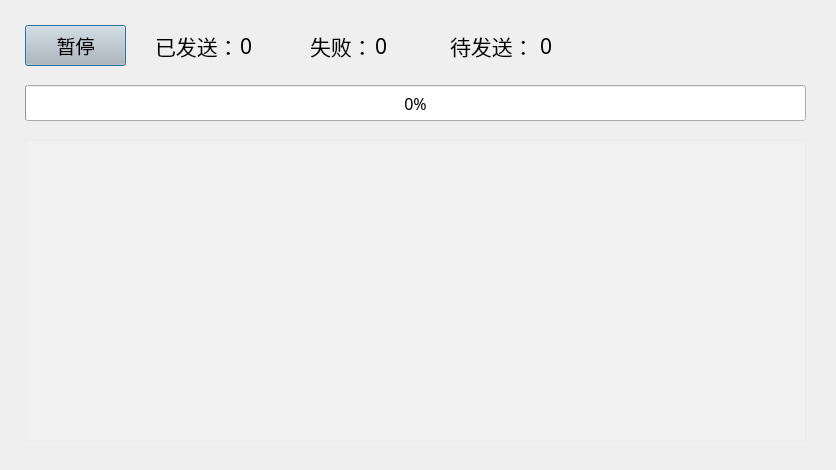
Above: ui_progress.ui from oliverhust/SendMail before the change. Below: the same form after it.
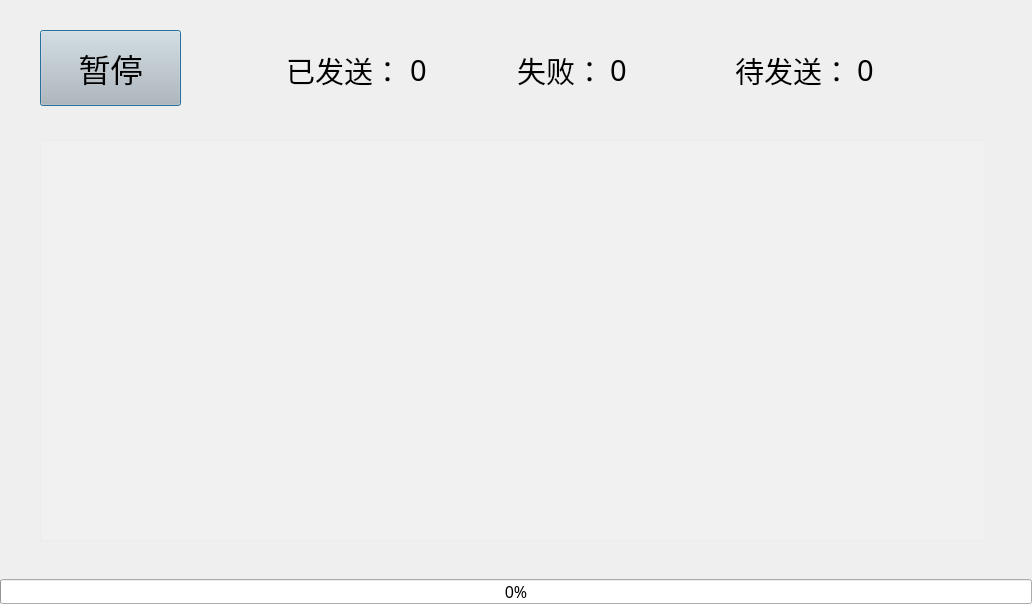
That is the form after the change. Icons and pictures are not drawn.

```diff
--- a/ui_progress.ui
+++ b/ui_progress.ui
@@ -6,8 +6,8 @@
    <rect>
     <x>0</x>
     <y>0</y>
-    <width>836</width>
-    <height>470</height>
+    <width>1032</width>
+    <height>604</height>
    </rect>
   </property>
   <property name="font">
@@ -31,24 +31,28 @@
   <widget class="QPushButton" name="pushButton">
    <property name="geometry">
     <rect>
-     <x>25</x>
-     <y>25</y>
-     <width>101</width>
-     <height>41</height>
+     <x>40</x>
+     <y>30</y>
+     <width>141</width>
+     <height>76</height>
     </rect>
    </property>
    <property name="font">
     <font>
      <family>Malgun Gothic Semilight</family>
-     <pointsize>14</pointsize>
+     <pointsize>24</pointsize>
     </font>
    </property>
    <property name="toolTip">
     <string>&lt;html&gt;&lt;head/&gt;&lt;body&gt;&lt;p&gt;&lt;span style=&quot; font-size:11pt;&quot;&gt;如果需要修改发送信息可以随时暂停，返回主界面修改后再次点击开始。已发送的邮件不会重复发送&lt;/span&gt;&lt;/p&gt;&lt;/body&gt;&lt;/html&gt;</string>
    </property>
    <property name="styleSheet">
-    <string notr="true">background-color: rgba(190, 190, 190, 120);
-</string>
+    <string notr="true">QPushButton:hover {    
+	background-color: rgba(190, 190, 190, 150);
+}
+QPushButton {	
+	background-color: rgba(190, 190, 190, 70); 
+}</string>
    </property>
    <property name="text">
     <string>暂停</string>
@@ -57,10 +61,10 @@
   <widget class="QProgressBar" name="progressBar">
    <property name="geometry">
     <rect>
-     <x>25</x>
-     <y>85</y>
-     <width>781</width>
-     <height>36</height>
+     <x>0</x>
+     <y>579</y>
+     <width>1032</width>
+     <height>25</height>
     </rect>
    </property>
    <property name="font">
@@ -82,16 +86,16 @@
   <widget class="QTextEdit" name="textEdit">
    <property name="geometry">
     <rect>
-     <x>25</x>
+     <x>40</x>
      <y>140</y>
-     <width>781</width>
-     <height>301</height>
+     <width>946</width>
+     <height>401</height>
     </rect>
    </property>
    <property name="font">
     <font>
      <family>Malgun Gothic Semilight</family>
-     <pointsize>12</pointsize>
+     <pointsize>16</pointsize>
     </font>
    </property>
    <property name="toolTip">
@@ -107,127 +111,169 @@
     <string>&lt;!DOCTYPE HTML PUBLIC &quot;-//W3C//DTD HTML 4.0//EN&quot; &quot;http://www.w3.org/TR/REC-html40/strict.dtd&quot;&gt;
 &lt;html&gt;&lt;head&gt;&lt;meta name=&quot;qrichtext&quot; content=&quot;1&quot; /&gt;&lt;style type=&quot;text/css&quot;&gt;
 p, li { white-space: pre-wrap; }
-&lt;/style&gt;&lt;/head&gt;&lt;body style=&quot; font-family:'Malgun Gothic Semilight'; font-size:12pt; font-weight:400; font-style:normal;&quot;&gt;
+&lt;/style&gt;&lt;/head&gt;&lt;body style=&quot; font-family:'Malgun Gothic Semilight'; font-size:16pt; font-weight:400; font-style:normal;&quot;&gt;
 &lt;p style=&quot;-qt-paragraph-type:empty; margin-top:0px; margin-bottom:0px; margin-left:0px; margin-right:0px; -qt-block-indent:0; text-indent:0px;&quot;&gt;&lt;br /&gt;&lt;/p&gt;&lt;/body&gt;&lt;/html&gt;</string>
    </property>
    <property name="textInteractionFlags">
     <set>Qt::TextSelectableByKeyboard|Qt::TextSelectableByMouse</set>
    </property>
   </widget>
-  <widget class="QLabel" name="label_5">
+  <widget class="QWidget" name="widget" native="true">
    <property name="geometry">
     <rect>
-     <x>155</x>
-     <y>30</y>
-     <width>81</width>
-     <height>32</height>
+     <x>0</x>
+     <y>0</y>
+     <width>1032</width>
+     <height>580</height>
     </rect>
    </property>
-   <property name="font">
-    <font>
-     <family>Microsoft YaHei UI Light</family>
-     <pointsize>16</pointsize>
-    </font>
+   <property name="styleSheet">
+    <string notr="true">
+
+
+</string>
    </property>
-   <property name="text">
-    <string>已发送：</string>
-   </property>
   </widget>
-  <widget class="QLabel" name="label_6">
+  <widget class="QWidget" name="widget_2" native="true">
    <property name="geometry">
     <rect>
-     <x>310</x>
-     <y>30</y>
-     <width>66</width>
-     <height>32</height>
+     <x>260</x>
+     <y>45</y>
+     <width>676</width>
+     <height>56</height>
     </rect>
    </property>
-   <property name="font">
-    <font>
-     <family>Microsoft YaHei UI Light</family>
-     <pointsize>16</pointsize>
-    </font>
+   <property name="styleSheet">
+    <string notr="true">QWidget#widget_2:hover {
+	background-color: rgba(255, 255, 255, 120);
+}</string>
    </property>
-   <property name="text">
-    <string>失败：</string>
-   </property>
-  </widget>
-  <widget class="QLabel" name="label_has_sent">
-   <property name="geometry">
-    <rect>
-     <x>240</x>
-     <y>30</y>
-     <width>66</width>
-     <height>32</height>
-    </rect>
-   </property>
-   <property name="font">
-    <font>
-     <family>Microsoft YaHei UI Light</family>
-     <pointsize>16</pointsize>
-    </font>
-   </property>
-   <property name="text">
-    <string>0</string>
-   </property>
-  </widget>
   <widget class="QLabel" name="label_failed_sent">
    <property name="geometry">
     <rect>
-     <x>375</x>
-     <y>30</y>
-     <width>66</width>
-     <height>32</height>
+      <x>350</x>
+      <y>5</y>
+      <width>106</width>
+      <height>40</height>
     </rect>
    </property>
    <property name="font">
     <font>
-     <family>Microsoft YaHei UI Light</family>
-     <pointsize>16</pointsize>
+      <family>Malgun Gothic Semilight</family>
+      <pointsize>22</pointsize>
     </font>
    </property>
    <property name="text">
     <string>0</string>
    </property>
   </widget>
-  <widget class="QLabel" name="label_not_sent">
+   <widget class="QLabel" name="label_2">
    <property name="geometry">
     <rect>
-     <x>540</x>
-     <y>30</y>
-     <width>81</width>
-     <height>32</height>
+      <x>257</x>
+      <y>5</y>
+      <width>87</width>
+      <height>40</height>
     </rect>
    </property>
    <property name="font">
     <font>
-     <family>Microsoft YaHei UI Light</family>
-     <pointsize>16</pointsize>
+      <family>Malgun Gothic Semilight</family>
+      <pointsize>22</pointsize>
     </font>
    </property>
    <property name="text">
-    <string>0</string>
-   </property>
-  </widget>
-  <widget class="QLabel" name="label_7">
+     <string>失败：</string>
+    </property>
+   </widget>
+   <widget class="QLabel" name="label_3">
    <property name="geometry">
     <rect>
-     <x>450</x>
-     <y>30</y>
-     <width>81</width>
-     <height>32</height>
+      <x>475</x>
+      <y>5</y>
+      <width>116</width>
+      <height>40</height>
     </rect>
    </property>
    <property name="font">
     <font>
-     <family>Microsoft YaHei UI Light</family>
-     <pointsize>16</pointsize>
+      <family>Malgun Gothic Semilight</family>
+      <pointsize>22</pointsize>
     </font>
    </property>
    <property name="text">
     <string>待发送：</string>
    </property>
   </widget>
+   <widget class="QLabel" name="label_not_sent">
+    <property name="geometry">
+     <rect>
+      <x>597</x>
+      <y>5</y>
+      <width>16</width>
+      <height>40</height>
+     </rect>
+    </property>
+    <property name="font">
+     <font>
+      <family>Malgun Gothic Semilight</family>
+      <pointsize>22</pointsize>
+     </font>
+    </property>
+    <property name="text">
+     <string>0</string>
+    </property>
+   </widget>
+   <widget class="QLabel" name="label_has_sent">
+    <property name="geometry">
+     <rect>
+      <x>150</x>
+      <y>5</y>
+      <width>96</width>
+      <height>40</height>
+     </rect>
+    </property>
+    <property name="font">
+     <font>
+      <family>Malgun Gothic Semilight</family>
+      <pointsize>22</pointsize>
+     </font>
+    </property>
+    <property name="styleSheet">
+     <string notr="true"/>
+    </property>
+    <property name="text">
+     <string>0</string>
+    </property>
+   </widget>
+   <widget class="QLabel" name="label_1">
+    <property name="geometry">
+     <rect>
+      <x>26</x>
+      <y>5</y>
+      <width>116</width>
+      <height>40</height>
+     </rect>
+    </property>
+    <property name="font">
+     <font>
+      <family>Malgun Gothic Semilight</family>
+      <pointsize>22</pointsize>
+     </font>
+    </property>
+    <property name="styleSheet">
+     <string notr="true"/>
+    </property>
+    <property name="text">
+     <string>已发送：</string>
+    </property>
+   </widget>
+  </widget>
+  <zorder>widget</zorder>
+  <zorder>pushButton</zorder>
+  <zorder>progressBar</zorder>
+  <zorder>textEdit</zorder>
+  <zorder>widget_2</zorder>
  </widget>
  <resources>
   <include location="send1.qrc"/>
```
Left out of the diff: 5 changed lines with no effect on the pictures. Lines whose indentation alone changed are shown as unchanged.
